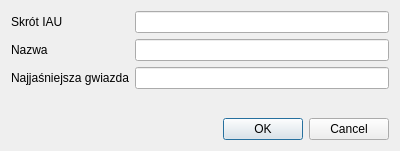
Qt form application/gui/form-constellation.ui (Ztrk/database-project) before a commit.
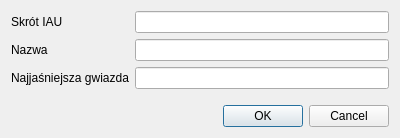
The same form after that commit.

Diff of the .ui file:
```diff
--- a/application/gui/form-constellation.ui
+++ b/application/gui/form-constellation.ui
@@ -7,7 +7,7 @@
     <x>0</x>
     <y>0</y>
     <width>400</width>
-    <height>151</height>
+    <height>138</height>
    </rect>
   </property>
   <property name="windowTitle">
```
